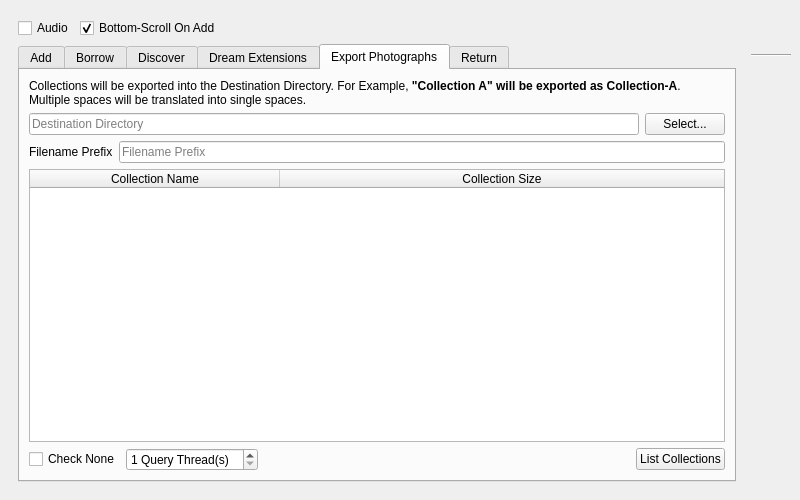
The window that UI/biblioteq_batch_activities_browser.ui (textbrowser/biblioteq) describes before a commit, drawn with Qt 5.
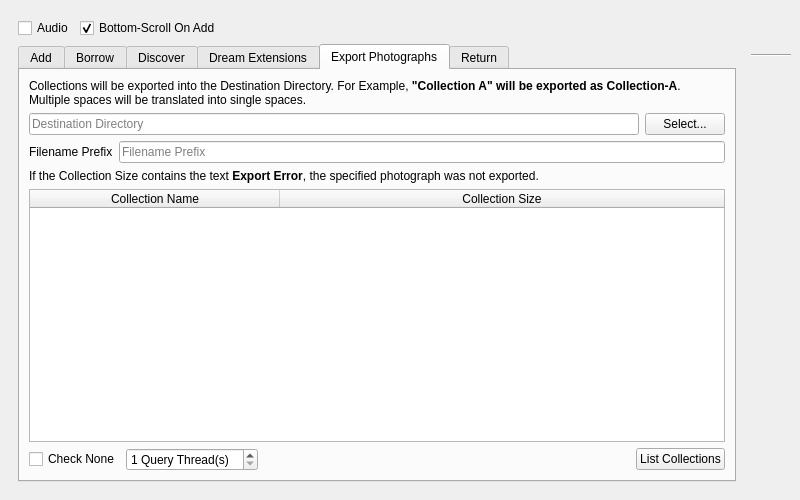
The same window after the commit. The open tabs and pages were chosen to show the change. Icons and pictures are not drawn.

Commit message: New label widget.

```diff
--- a/UI/biblioteq_batch_activities_browser.ui
+++ b/UI/biblioteq_batch_activities_browser.ui
@@ -924,6 +924,16 @@
              </item>
             </layout>
            </item>
+           <item>
+            <widget class="QLabel" name="label_13">
+             <property name="text">
+              <string>&lt;html&gt;&lt;head/&gt;&lt;body&gt;&lt;p&gt;If the Collection Size contains the text &lt;span style=&quot; font-weight:700;&quot;&gt;Export Error&lt;/span&gt;, the specified photograph was not exported.&lt;/p&gt;&lt;/body&gt;&lt;/html&gt;</string>
+             </property>
+             <property name="wordWrap">
+              <bool>true</bool>
+             </property>
+            </widget>
+           </item>
            <item>
             <widget class="QTableWidget" name="photograph_collections">
              <property name="alternatingRowColors">
```
